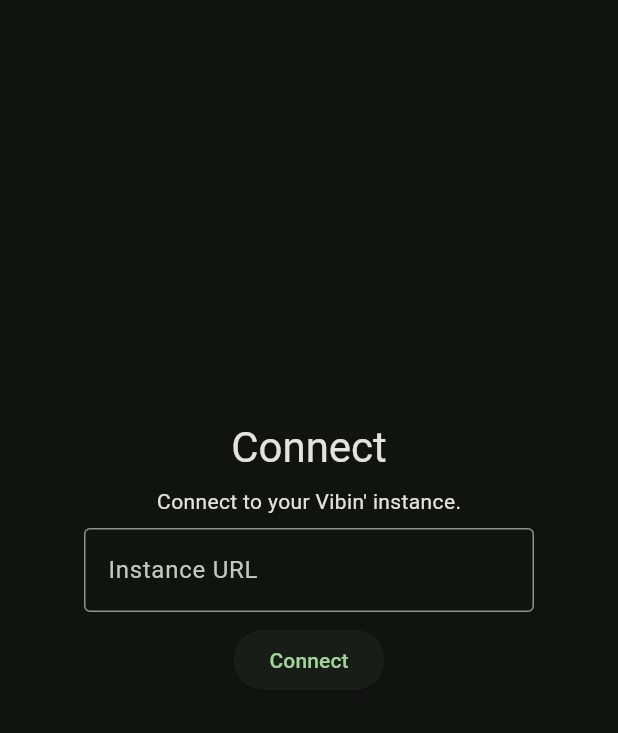
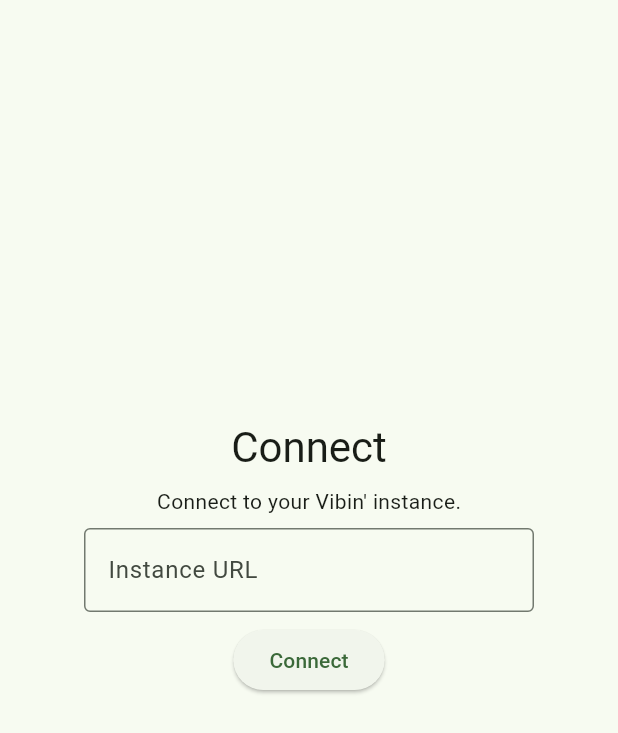
Before and after one commit to mickkc/vibin-app, a Flutter app: the screen it shows after launch, on a phone screen of 412 x 824 dp. Shown: the top 733 px of the screen. Run offline on Flutter 3.47's test engine with Material 3 defaults, Android fonts, the phone set to English and light mode, and no system bars; drawn by our look-alikes of dynamic_color; our stand-ins replace audio_service, dio, flutter_secure_storage, get_it, go_router, just_audio and 3 more; missing offline and left inert: just_audio_media_kit; accounts and stored records are empty; generated files the repository leaves out were written again; Roboto replaces fonts that are missing (Roboto Flex).

Commit message:
feat: integrate dynamic color support

```diff
--- a/lib/main.dart
+++ b/lib/main.dart
@@ -1,3 +1,4 @@
+import 'package:dynamic_color/dynamic_color.dart';
 import 'package:flutter/material.dart';
 import 'package:flutter_localizations/flutter_localizations.dart';
 import 'package:get_it/get_it.dart';
@@ -45,12 +46,22 @@ class MyApp extends StatelessWidget {
 
     final router = configureRouter(authState);
 
+
+    return DynamicColorBuilder(
+      builder: (lightColorScheme, darkColorScheme) {
         return MaterialApp.router(
           title: 'Vibin\'',
           theme: ThemeData(
-        colorScheme: ColorScheme.fromSeed(seedColor: Colors.green, brightness: Brightness.dark),
+            colorScheme: lightColorScheme ?? ColorScheme.fromSeed(seedColor: Colors.green),
             fontFamily: "Roboto Flex",
+            useMaterial3: true
           ),
+          darkTheme: ThemeData(
+            colorScheme: darkColorScheme ?? ColorScheme.fromSeed(seedColor: Colors.green, brightness: Brightness.dark),
+            fontFamily: "Roboto Flex",
+            useMaterial3: true
+          ),
+          themeMode: ThemeMode.system,
           routerConfig: router,
           debugShowCheckedModeBanner: false,
           localizationsDelegates: [
@@ -62,4 +73,6 @@ class MyApp extends StatelessWidget {
           supportedLocales: AppLocalizations.supportedLocales
         );
       }
+    );
   }
+}
--- a/lib/pages/drawer.dart
+++ b/lib/pages/drawer.dart
@@ -1,4 +1,3 @@
-import 'package:flutter/cupertino.dart';
 import 'package:flutter/material.dart';
 import 'package:go_router/go_router.dart';
 import 'package:vibin_app/auth/AuthState.dart';
--- a/lib/router.dart
+++ b/lib/router.dart
@@ -30,7 +30,7 @@ GoRouter configureRouter(AuthState authState) {
                 }
               ),
               title: Text('Vibin\''),
-              backgroundColor: Theme.of(context).colorScheme.primaryContainer,
+              backgroundColor: Theme.of(context).colorScheme.surfaceContainer,
               actions: [
                 NetworkImageWidget(
                   url: "/api/users/${authState.user?.id}/pfp?quality=small",
--- a/pubspec.yaml
+++ b/pubspec.yaml
@@ -25,6 +25,9 @@ dependencies:
   provider: ^6.1.5+1
   package_info_plus: ^9.0.0
   intl: any
+
+  dynamic_color: ^1.8.1
+
   just_audio: ^0.10.5
   just_audio_background: any
   just_audio_media_kit: ^2.1.0
```
Also changed, not shown: pubspec.lock, 5 other files. Lines whose indentation alone changed are shown as unchanged.
